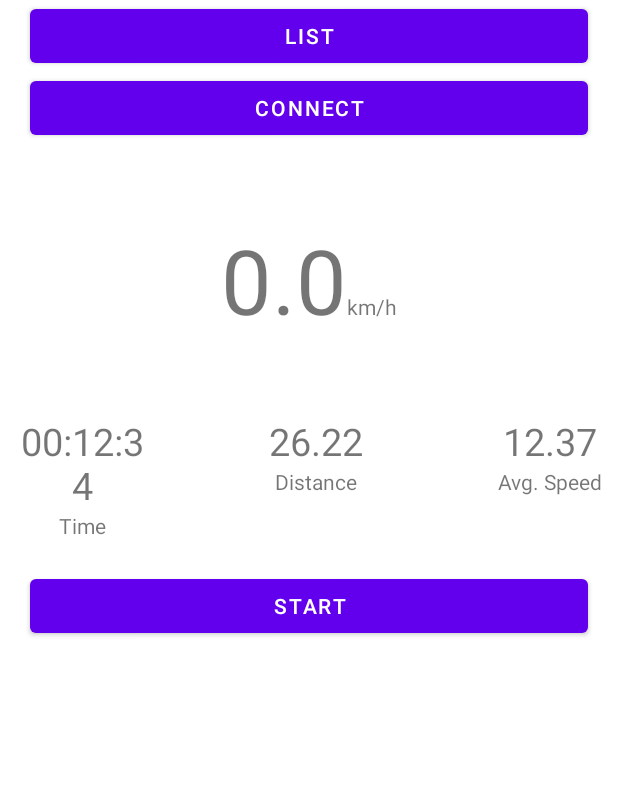
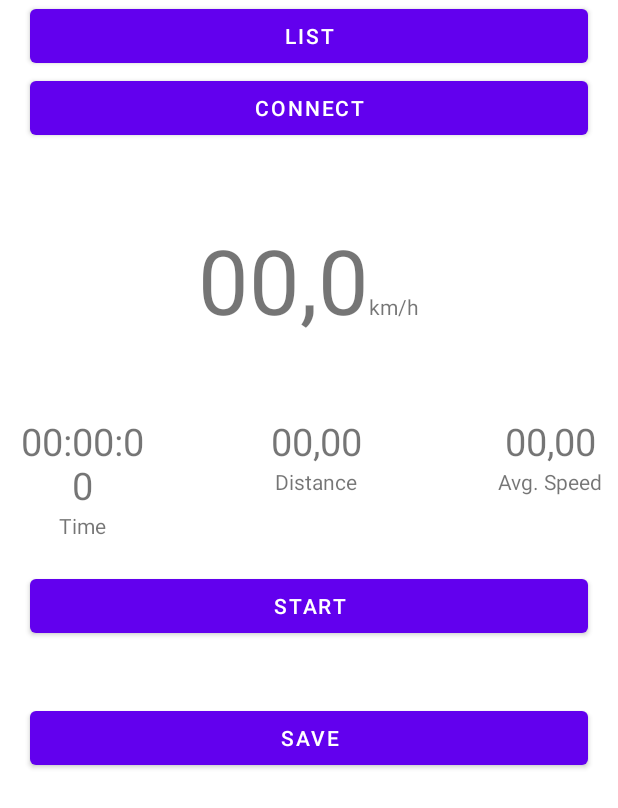
Before and after one commit to JJayU/SpeedMeterProject, an Android app: the layout activity_main.xml on its own in the app's theme, with its tools: preview values and no code run, on a phone screen of 412 x 824 dp. Shown: the top 808 px of the screen. Run offline under Robolectric (Android 15) with nearby library versions, the phone set to English and light mode, and no system bars.

Commit message:
Activity Storing Created class ActivityRecorder.kt Created data class Trackpoint.kt Basic mechanism for recording activity done Time, Distance and Avg. Speed now showing as intended and updated after message received

```diff
--- /dev/null
+++ b/app/src/main/java/com/example/speedmeterproject/Trackpoint.kt
@@ -0,0 +1,3 @@
+package com.example.speedmeterproject
+
+data class Trackpoint(val time : String, val distance : Double)
--- a/app/src/main/res/layout/activity_main.xml
+++ b/app/src/main/res/layout/activity_main.xml
@@ -35,7 +35,7 @@
                 android:id="@+id/actualSpeed"
                 android:layout_width="wrap_content"
                 android:layout_height="wrap_content"
-                android:text="0.0"
+                android:text="00,0"
                 android:textAlignment="center"
                 android:textSize="60sp" />
 
@@ -65,7 +65,7 @@
                     android:id="@+id/tripTime"
                     android:layout_width="match_parent"
                     android:layout_height="wrap_content"
-                    android:text="00:12:34"
+                    android:text="00:00:00"
                     android:textAlignment="center"
                     android:textSize="25sp" />
 
@@ -89,7 +89,7 @@
                     android:id="@+id/tripDistance"
                     android:layout_width="match_parent"
                     android:layout_height="wrap_content"
-                    android:text="26.22"
+                    android:text="00,00"
                     android:textAlignment="center"
                     android:textSize="25sp" />
 
@@ -113,7 +113,7 @@
                     android:id="@+id/avgSpeed"
                     android:layout_width="match_parent"
                     android:layout_height="wrap_content"
-                    android:text="12.37"
+                    android:text="00,00"
                     android:textAlignment="center"
                     android:textSize="25sp" />
 
@@ -133,5 +133,14 @@
             android:layout_margin="20dp"
             android:text="START" />
 
+        <Button
+            android:id="@+id/saveButton"
+            android:layout_width="match_parent"
+            android:layout_height="wrap_content"
+            android:layout_margin="20dp"
+            android:text="SAVE"
+            android:visibility="gone"
+            tools:visibility="visible" />
+
     </LinearLayout>
 </layout>
```
Also changed, not shown: app/src/main/java/com/example/speedmeterproject/ActivityRecorder.kt (added, +85 -0 lines), app/src/main/java/com/example/speedmeterproject/BluetoothBridge.kt (+8 -2 lines), app/src/main/java/com/example/speedmeterproject/MainActivity.kt (+16 -0 lines).
